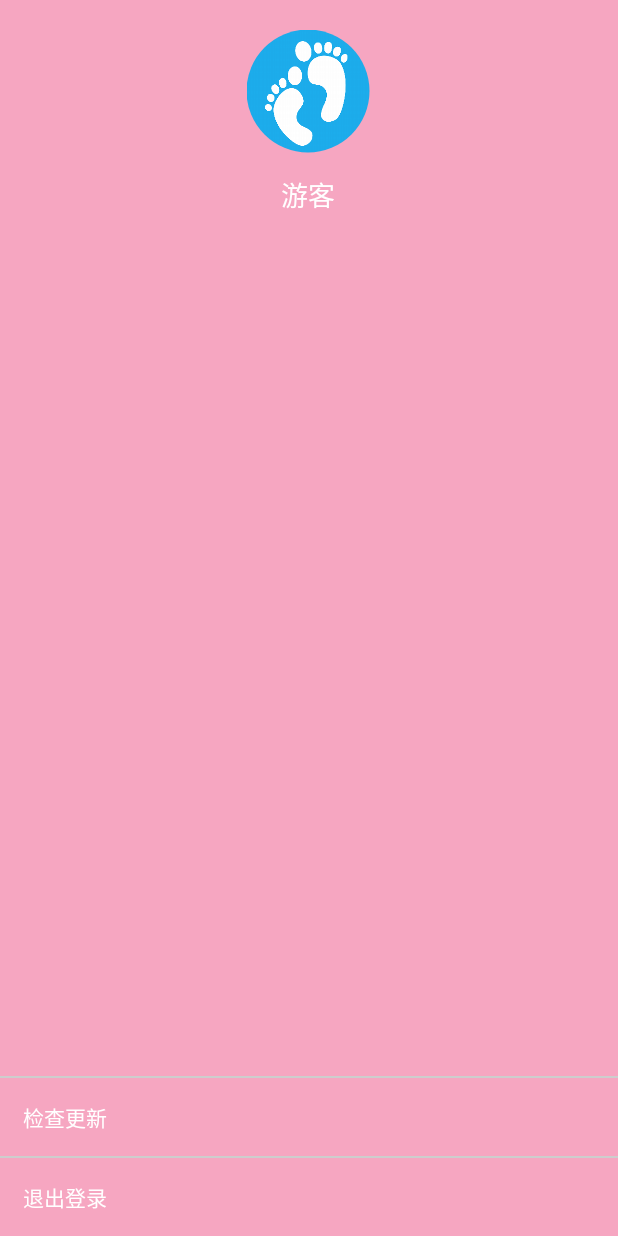
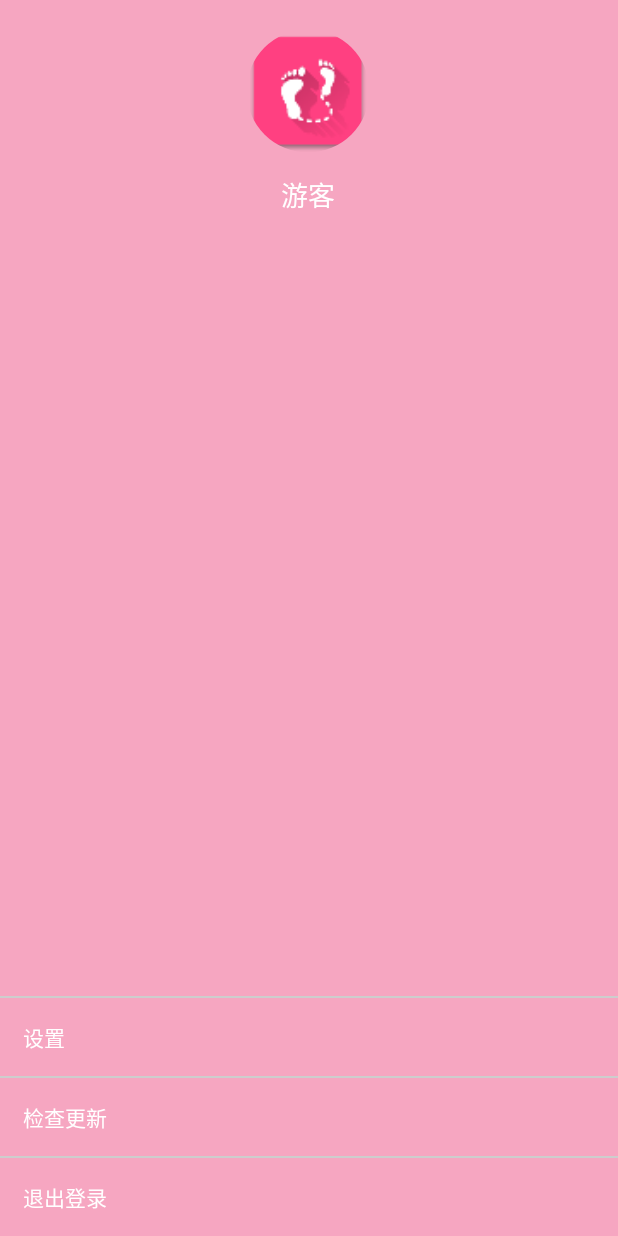
Before and after one commit to wulee510505/zuji51, an Android app: the fragment MainQMenuLeft shown on its own in the app's theme, on a phone screen of 412 x 824 dp. Run offline under Robolectric (Android 15) with nearby library versions, the light colour scheme and no system bars; our stand-ins replace CircleImageView; libraries missing offline, so code that uses them is left out: cn.bmob.v3; 2 statements that could not run were skipped.

Commit message:
替换logo

```diff
--- a/app/build.gradle
+++ b/app/build.gradle
@@ -8,7 +8,7 @@ android {
         minSdkVersion 15
         targetSdkVersion 23
         versionCode 1
-        versionName "1.0.0"
+        versionName "1.0.1"
         testInstrumentationRunner "android.support.test.runner.AndroidJUnitRunner"
 
         multiDexEnabled true
--- a/app/src/main/AndroidManifest.xml
+++ b/app/src/main/AndroidManifest.xml
@@ -30,7 +30,7 @@
     <application
         android:name="com.wulee.administrator.zuji.App"
         android:allowBackup="true"
-        android:icon="@mipmap/icon"
+        android:icon="@mipmap/ic_launcher"
         android:label="@string/app_name"
         android:supportsRtl="true"
         android:theme="@style/AppTheme">
@@ -47,6 +47,10 @@
             android:configChanges="orientation|keyboardHidden"
             android:screenOrientation="portrait"
             android:theme="@style/DialogActivity.Transparent"/>
+
+        <activity android:name="com.wulee.administrator.zuji.ui.ZuJiMapActivity"
+            android:configChanges="orientation|keyboardHidden"
+            android:screenOrientation="portrait" />
 
         <activity android:name="com.wulee.administrator.zuji.ui.SettingActivity"
             android:configChanges="orientation|keyboardHidden"
--- a/app/src/main/java/com/wulee/administrator/zuji/ui/MainQMenuLeft.java
+++ b/app/src/main/java/com/wulee/administrator/zuji/ui/MainQMenuLeft.java
@@ -36,7 +36,7 @@ public class MainQMenuLeft extends Fragment implements View.OnClickListener {
     private CircleImageView rbImage;
     private TextView mTvMobile;
 
-    private TextView tvLoginOut,tvCheckUpdate; // 登录、退出登录提示语
+    private TextView tvSetting,tvLoginOut,tvCheckUpdate; // 登录、退出登录提示语
 
     @Nullable
     @Override
@@ -56,8 +56,11 @@ public class MainQMenuLeft extends Fragment implements View.OnClickListener {
         rbImage = (CircleImageView) view.findViewById(R.id.circle_img_header);
         mTvMobile = (TextView) view.findViewById(R.id.tv_mobile);
 
+        tvSetting = (TextView) view.findViewById(R.id.mml_setting_tv);
         tvCheckUpdate = (TextView) view.findViewById(R.id.mml_checkupdate_tv);
         tvLoginOut = (TextView) view.findViewById(R.id.mml_loginout_tv);
+
+        tvSetting.setOnClickListener(this);
         tvLoginOut.setOnClickListener(this);
         tvCheckUpdate.setOnClickListener(this);
         rbImage.setOnClickListener(this);
@@ -84,6 +87,9 @@ public class MainQMenuLeft extends Fragment implements View.OnClickListener {
              case R.id.circle_img_header:
 
                  break;
+             case R.id.mml_setting_tv:
+                 startActivity(new Intent(mContext,SettingActivity.class));
+                 break;
          }
 
     }
--- a/app/src/main/res/layout/main_menu_left.xml
+++ b/app/src/main/res/layout/main_menu_left.xml
@@ -21,7 +21,7 @@
                 android:id="@+id/circle_img_header"
                 android:layout_width="82dp"
                 android:layout_height="82dp"
-                android:src="@mipmap/icon"
+                android:src="@mipmap/ic_launcher"
                 android:layout_centerHorizontal="true" />
 
         </RelativeLayout>
@@ -75,8 +75,23 @@
             android:background="#cdcdcd"/>
 
         <TextView
+            android:id="@+id/mml_setting_tv"
+            android:layout_width="match_parent"
+            android:layout_height="wrap_content"
+            android:layout_gravity="center_vertical"
+            android:gravity="center_vertical"
+            android:padding="15dp"
+            android:text="设置"
+            android:textColor="@color/color_white"/>
+
+        <View
+            android:layout_width="match_parent"
+            android:layout_height="1dp"
+            android:background="#cdcdcd"/>
+
+        <TextView
             android:id="@+id/mml_checkupdate_tv"
-            android:layout_width="wrap_content"
+            android:layout_width="match_parent"
             android:layout_height="wrap_content"
             android:layout_gravity="center_vertical"
             android:gravity="center_vertical"
@@ -91,7 +106,7 @@
 
         <TextView
             android:id="@+id/mml_loginout_tv"
-            android:layout_width="wrap_content"
+            android:layout_width="match_parent"
             android:layout_height="wrap_content"
             android:layout_gravity="center_vertical"
             android:gravity="center_vertical"
```
Also changed, not shown: app/src/main/java/com/wulee/administrator/zuji/ui/MainActivity.java (+5 -3 lines), app/src/main/java/com/wulee/administrator/zuji/ui/ZuJiMapActivity.java (added, +182 -0 lines), app/src/main/res/layout/zuji_map.xml (added, +14 -0 lines), app/src/main/res/mipmap-xhdpi/icon_mark.png.
